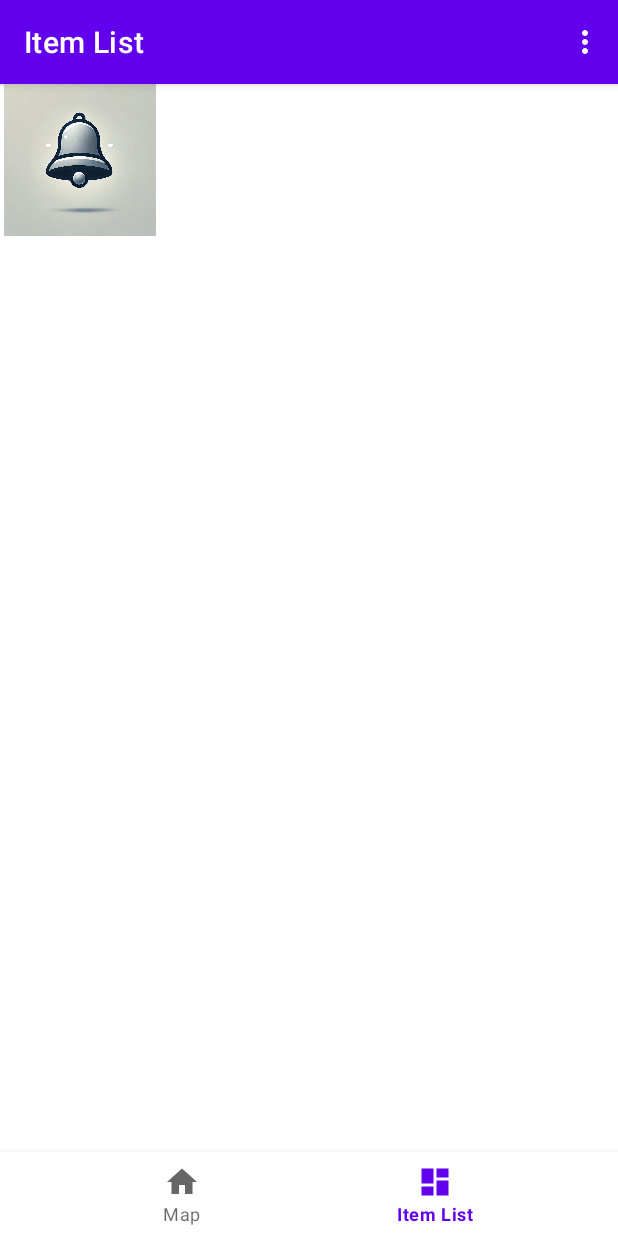
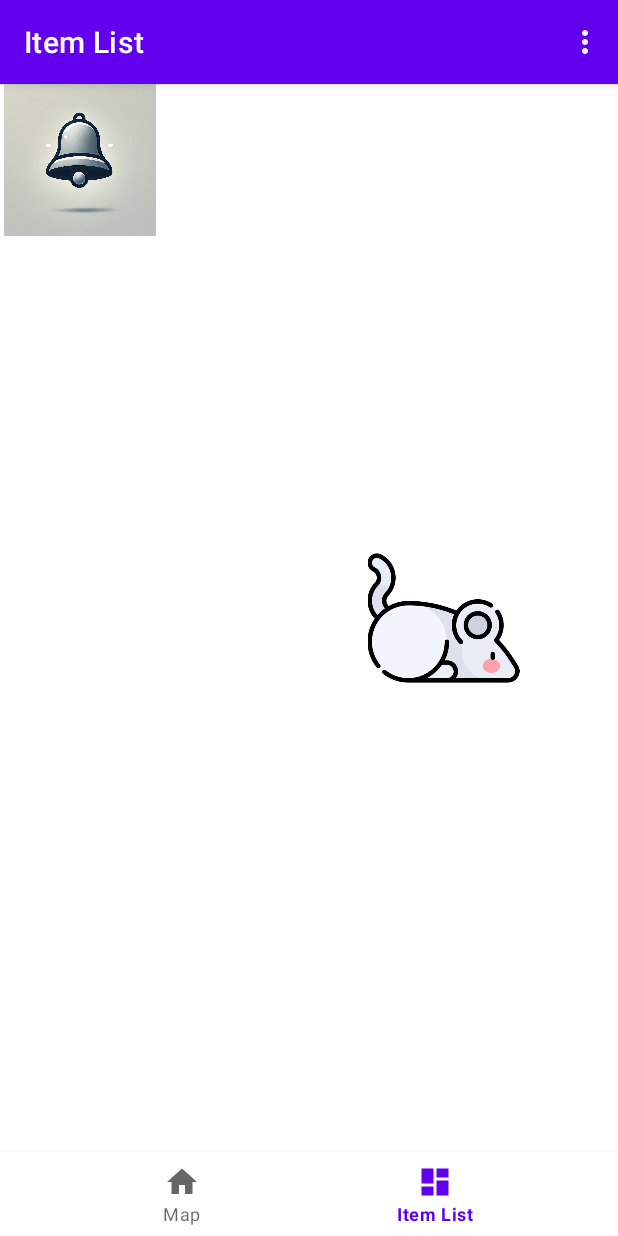
Before and after one commit to TYU-Zeng/Mobile-Computing-Systems-Programming-COMP90018_2024_SM2, an Android app: the ItemFragment screen opened through its navigation route, on a phone screen of 412 x 824 dp. Run offline under Robolectric (Android 15) with nearby library versions, the phone set to English and light mode, and no system bars; our stand-ins replace Firebase (no records; nobody signed in at launch, a user with empty details on screens opened directly), navigation-ui.

```diff
--- a/Cats_Catch_Mice/app/src/main/java/com/example/cats_catch_mice/MainActivity.java
+++ b/Cats_Catch_Mice/app/src/main/java/com/example/cats_catch_mice/MainActivity.java
@@ -75,10 +75,13 @@ public class MainActivity extends AppCompatActivity {
 
     @Override
     protected void onCreate(Bundle savedInstanceState) {
+
+
         super.onCreate(savedInstanceState);
 
         // init firebase on manager created
         firebaseManager = new ViewModelProvider(this).get(FirebaseManager.class);
+
         //userId = generateUUID();
         Log.d("UUID", "onCreate: UUID: " + userId);
 
@@ -192,11 +195,12 @@ public class MainActivity extends AppCompatActivity {
 //            String shareRoomId = "roomId123";
             // Pass the roomId as an argument
             String shareRoomId = firebaseManager.getRoomId();
+
             Log.d(TAG, "onOptionsItemSelected: roomId = " + shareRoomId);
 
             NavController navController = Navigation.findNavController(this, R.id.nav_host_fragment_activity_main);
 
-            // Use Bundle to pass the roomId
+
             Bundle bundle = new Bundle();
             bundle.putString("room_id", shareRoomId);
 
--- a/Cats_Catch_Mice/app/src/main/java/com/example/cats_catch_mice/ui/home/HomeFragment.java
+++ b/Cats_Catch_Mice/app/src/main/java/com/example/cats_catch_mice/ui/home/HomeFragment.java
@@ -101,7 +101,6 @@ public class HomeFragment extends Fragment implements OnMapReadyCallback {
         startUpdatingLocation();
 
         // TODO: hotfix for null room id cuz we don't have landing page here
-        firebaseManager.setRoomId("roomId12345");
 
         return root;
     }
@@ -206,7 +205,7 @@ public class HomeFragment extends Fragment implements OnMapReadyCallback {
                     double lng = location.getLongitude();
 
                     // TODO: change to actual player id
-                    String playerId = "UUID67890";
+                    String playerId = "UUID11111";
                     firebaseManager.updateLocation(playerId, lat, lng, firebaseManager.getRoomId());
                     updateMap();
                 }
--- a/Cats_Catch_Mice/app/src/main/res/layout/fragment_item_list.xml
+++ b/Cats_Catch_Mice/app/src/main/res/layout/fragment_item_list.xml
@@ -32,4 +32,18 @@
         tools:layout_editor_absoluteY="74dp" />
 
 
+    <ImageView
+        android:id="@+id/sample_item2"
+        android:layout_width="106dp"
+        android:layout_height="101dp"
+        android:src="@drawable/mouse"
+        android:text="sample_item2"
+        app:layout_constraintBottom_toBottomOf="parent"
+        app:layout_constraintEnd_toEndOf="parent"
+        app:layout_constraintHorizontal_bias="0.793"
+        app:layout_constraintStart_toStartOf="parent"
+        app:layout_constraintTop_toTopOf="parent"
+        tools:ignore="MissingConstraints" />
+
+
 </androidx.constraintlayout.widget.ConstraintLayout>
```
Also changed, not shown: Cats_Catch_Mice/app/src/main/java/com/example/cats_catch_mice/FirebaseManager.java (+36 -3 lines), Cats_Catch_Mice/app/src/main/java/com/example/cats_catch_mice/ItemDetailFragment.java (+14 -0 lines), Cats_Catch_Mice/app/src/main/java/com/example/cats_catch_mice/ui/itemList/ItemFragment.java (+12 -1 lines).
